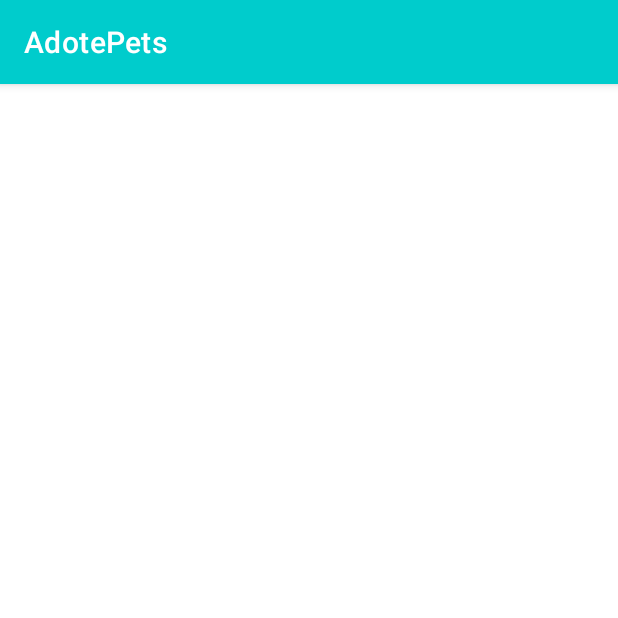
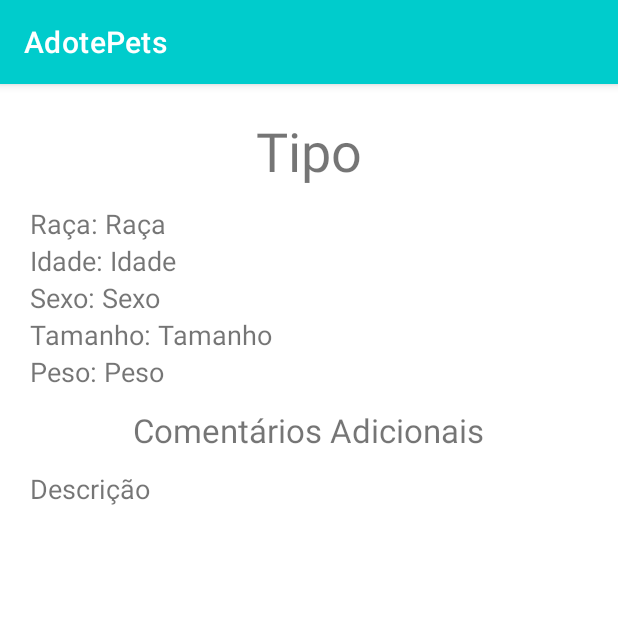
Before and after one commit to uriellopes/AdotePets, an Android app: the DetalhePetFragment screen opened directly, with no data from a screen before it, on a phone screen of 412 x 824 dp, the top half of it. Run offline under Robolectric (Android 15) with nearby library versions, the light colour scheme and no system bars; 1 statement that could not run was skipped.

Commit message:
Adicionar customizacao com as informacoes completas no detalhe activiry/fragment

```diff
--- a/app/src/main/java/com/example/adotepets/MainActivity.java
+++ b/app/src/main/java/com/example/adotepets/MainActivity.java
@@ -106,6 +106,7 @@ public class MainActivity extends AppCompatActivity {
         pets.add(new Pet("Cachorro", "Pinscher", "Femea", "Filhote encontrado dentro de um saco de lixo no rio", 2, 12, 1f));
         pets.add(new Pet("Gato", "Siamês", "Femea", "Gato adulto de olhos azuis cego de um olho", 27, 27, 3.8f));
         pets.add(new Pet("Passarinho", "Calopsita ", "Macho", "Recuperado em operacao policial de traficante de animais", 17, 42, 0.91f));
+        pets.add(new Pet("Leão", "Africano ", "Macho", "Recuperado ", 46, 257, 128.97f));
 
         return pets;
     }
--- a/app/src/main/java/com/example/adotepets/fragments/DetalhePetFragment.java
+++ b/app/src/main/java/com/example/adotepets/fragments/DetalhePetFragment.java
@@ -18,7 +18,7 @@ public class DetalhePetFragment extends Fragment {
 
     Pet pet;
 
-    TextView detalhe_tipo, detalhe_raca, detalhe_descricao;
+    TextView detalhe_tipo, detalhe_raca, detalhe_descricao, detalhe_idade, detalhe_sexo, detalhe_tamanho, detalhe_peso;
 
     public DetalhePetFragment() {
         // Required empty public constructor
@@ -48,11 +48,19 @@ public class DetalhePetFragment extends Fragment {
         detalhe_tipo = layout.findViewById(R.id.detalhe_tipo);
         detalhe_raca = layout.findViewById(R.id.detalhe_raca);
         detalhe_descricao = layout.findViewById(R.id.detalhe_descricao);
+        detalhe_sexo = layout.findViewById(R.id.detalhe_sexo);
+        detalhe_tamanho = layout.findViewById(R.id.detalhe_tamanho);
+        detalhe_peso = layout.findViewById(R.id.detalhe_peso);
+        detalhe_idade = layout.findViewById(R.id.detalhe_idade);
 
         if( pet != null ) {
             detalhe_tipo.setText(pet.getTipo());
             detalhe_raca.setText(pet.getRaca());
             detalhe_descricao.setText(pet.getDescricao());
+            detalhe_sexo.setText(pet.getSexo());
+            detalhe_idade.setText(pet.getIdade());
+            detalhe_tamanho.setText(pet.getTamanho());
+            detalhe_peso.setText(pet.getPeso());
         }
 
         return layout;
--- a/app/src/main/java/com/example/adotepets/model/Pet.java
+++ b/app/src/main/java/com/example/adotepets/model/Pet.java
@@ -49,4 +49,27 @@ public class Pet implements Serializable {
             return "" + this.idade + " meses";
         }
     }
+
+    public String getTamanho() {
+        if( this.tamanho > 100 ) {
+            int metro = this.tamanho/100;
+            int cm = this.tamanho%100;
+            if( cm > 0 ) {
+                return "" + metro + "." + cm + "m";
+            } else {
+                return "" + metro + "m";
+            }
+        } else {
+            return "" + this.tamanho + "cm";
+        }
+    }
+
+    public String getPeso() {
+        if( this.peso < 1 ) {
+            int g = (int) (this.peso * 1000);
+            return "" + g + "g";
+        } else {
+            return "" + this.peso + "kg";
+        }
+    }
 }
--- a/app/src/main/res/layout/fragment_detalhe_pet.xml
+++ b/app/src/main/res/layout/fragment_detalhe_pet.xml
@@ -4,25 +4,159 @@
     android:layout_height="match_parent"
     xmlns:tools="http://schemas.android.com/tools"
     android:orientation="vertical"
+    android:padding="20dp"
+    tools:context="com.example.adotepets.fragments.DetalhePetFragment">
+
+    <LinearLayout
+        android:layout_width="match_parent"
+        android:layout_height="wrap_content"
         android:gravity="center"
-    tools:context="com.example.adotepets.fragments.DetalhePetFragment">
+        android:layout_marginBottom="12dp">
+
+        <TextView
+            android:id="@+id/detalhe_tipo"
+            android:layout_width="wrap_content"
+            android:layout_height="wrap_content"
+            android:text="Tipo"
+            android:textSize="36dp" />
+
+    </LinearLayout>
+
+    <LinearLayout
+        android:layout_width="match_parent"
+        android:layout_height="wrap_content"
+        android:orientation="vertical"
+        android:layout_marginBottom="12dp">
+
+        <LinearLayout
+            android:layout_width="match_parent"
+            android:layout_height="wrap_content" >
 
             <TextView
                 android:layout_width="wrap_content"
                 android:layout_height="wrap_content"
-        android:textSize="24dp"
-        android:id="@+id/detalhe_tipo" />
+                android:labelFor="@+id/detalhe_raca"
+                android:textSize="18dp"
+                android:text="Raça: "/>
 
             <TextView
                 android:layout_width="wrap_content"
                 android:layout_height="wrap_content"
+                android:text="Raça"
+                android:layout_weight="1"
                 android:textSize="18dp"
                 android:id="@+id/detalhe_raca" />
+
+        </LinearLayout>
+
+        <LinearLayout
+            android:layout_width="match_parent"
+            android:layout_height="wrap_content" >
 
             <TextView
                 android:layout_width="wrap_content"
                 android:layout_height="wrap_content"
+                android:labelFor="@+id/detalhe_idade"
                 android:textSize="18dp"
-        android:id="@+id/detalhe_descricao" />
+                android:text="Idade: "/>
+
+            <TextView
+                android:layout_width="wrap_content"
+                android:layout_height="wrap_content"
+                android:text="Idade"
+                android:layout_weight="1"
+                android:textSize="18dp"
+                android:id="@+id/detalhe_idade" />
 
         </LinearLayout>
+
+        <LinearLayout
+            android:layout_width="match_parent"
+            android:layout_height="wrap_content">
+
+            <TextView
+                android:layout_width="wrap_content"
+                android:layout_height="wrap_content"
+                android:labelFor="@+id/detalhe_sexo"
+                android:textSize="18dp"
+                android:text="Sexo: "/>
+
+            <TextView
+                android:layout_width="wrap_content"
+                android:layout_height="wrap_content"
+                android:text="Sexo"
+                android:layout_weight="1"
+                android:textSize="18dp"
+                android:id="@+id/detalhe_sexo" />
+
+        </LinearLayout>
+
+        <LinearLayout
+            android:layout_width="match_parent"
+            android:layout_height="wrap_content">
+
+            <TextView
+                android:layout_width="wrap_content"
+                android:layout_height="wrap_content"
+                android:labelFor="@+id/detalhe_tamanho"
+                android:textSize="18dp"
+                android:text="Tamanho: "/>
+
+            <TextView
+                android:layout_width="wrap_content"
+                android:layout_height="wrap_content"
+                android:text="Tamanho"
+                android:layout_weight="1"
+                android:textSize="18dp"
+                android:id="@+id/detalhe_tamanho" />
+
+
+        </LinearLayout>
+
+        <LinearLayout
+            android:layout_width="match_parent"
+            android:layout_height="wrap_content">
+
+            <TextView
+                android:layout_width="wrap_content"
+                android:layout_height="wrap_content"
+                android:labelFor="@+id/detalhe_peso"
+                android:textSize="18dp"
+                android:text="Peso: "/>
+
+            <TextView
+                android:layout_width="wrap_content"
+                android:layout_height="wrap_content"
+                android:text="Peso"
+                android:layout_weight="1"
+                android:textSize="18dp"
+                android:id="@+id/detalhe_peso" />
+
+
+        </LinearLayout>
+
+    </LinearLayout>
+
+    <LinearLayout
+        android:layout_width="match_parent"
+        android:layout_height="match_parent"
+        android:orientation="vertical">
+
+        <TextView
+            android:layout_width="wrap_content"
+            android:layout_height="wrap_content"
+            android:layout_gravity="center"
+            android:layout_marginBottom="12dp"
+            android:labelFor="@+id/detalhe_descricao"
+            android:text="Comentários Adicionais"
+            android:textSize="22dp" />
+
+        <TextView
+            android:id="@+id/detalhe_descricao"
+            android:layout_width="wrap_content"
+            android:layout_height="wrap_content"
+            android:text="Descrição"
+            android:textSize="18dp" />
+    </LinearLayout>
+
+</LinearLayout>
```
Lines whose indentation alone changed are shown as unchanged.
